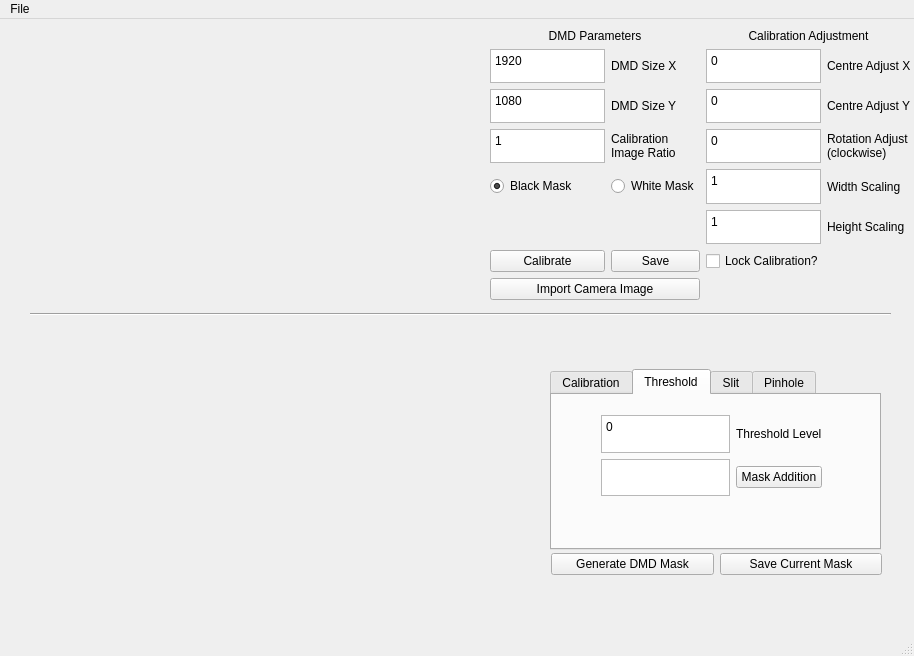
This is appMainWindow.ui in JoeWolf92/DMD-PyCalibration as Qt 5 draws it before an edit. The edited form follows.
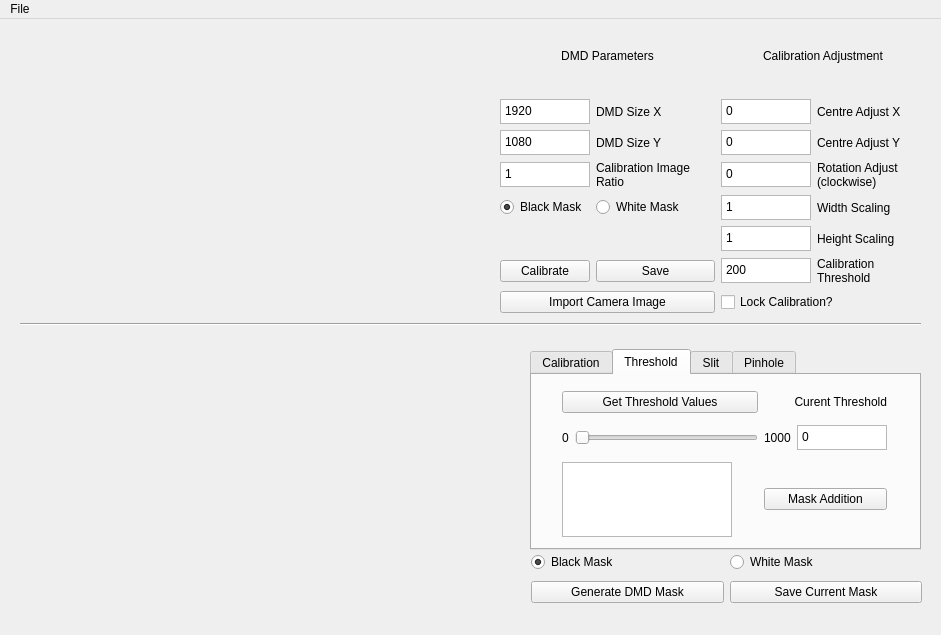
This is the edited form. The open tabs and pages were chosen to show the change. Icons and pictures are not drawn.

Commit message: Calibration and Threshold masks complete

Patch:
```diff
--- a/appMainWindow.ui
+++ b/appMainWindow.ui
@@ -6,8 +6,8 @@
    <rect>
     <x>0</x>
     <y>0</y>
-    <width>914</width>
-    <height>656</height>
+    <width>941</width>
+    <height>635</height>
    </rect>
   </property>
   <property name="sizePolicy">
@@ -26,10 +26,10 @@
    <widget class="QTabWidget" name="tab_MaskFunctionality">
     <property name="geometry">
      <rect>
-      <x>550</x>
-      <y>350</y>
-      <width>331</width>
-      <height>181</height>
+      <x>530</x>
+      <y>330</y>
+      <width>391</width>
+      <height>201</height>
      </rect>
     </property>
     <property name="currentIndex">
@@ -96,32 +96,41 @@
      <widget class="QWidget" name="gridLayoutWidget_4">
       <property name="geometry">
        <rect>
-        <x>49</x>
-        <y>20</y>
-        <width>221</width>
-        <height>81</height>
+        <x>30</x>
+        <y>10</y>
+        <width>325</width>
+        <height>160</height>
        </rect>
       </property>
       <layout class="QGridLayout" name="gridLayout_4">
-       <item row="0" column="0">
-        <widget class="QPlainTextEdit" name="txt_ThresholdLevel">
-         <property name="tabChangesFocus">
-          <bool>true</bool>
+       <item row="2" column="2" colspan="2">
+        <widget class="QPushButton" name="btn_MaskToAdd">
+         <property name="text">
+          <string>Mask Addition</string>
          </property>
-         <property name="plainText">
-          <string>0</string>
-         </property>
         </widget>
        </item>
-       <item row="0" column="1">
-        <widget class="QLabel" name="label_ThresholdLevel">
+       <item row="1" column="2">
+        <widget class="QLabel" name="label_highValueThreshold">
          <property name="text">
-          <string>Threshold Level</string>
+          <string>1000</string>
          </property>
         </widget>
        </item>
-       <item row="1" column="0">
+       <item row="2" column="0" colspan="2">
         <widget class="QPlainTextEdit" name="txt_MaskToAdd">
+         <property name="minimumSize">
+          <size>
+           <width>170</width>
+           <height>75</height>
+          </size>
+         </property>
+         <property name="maximumSize">
+          <size>
+           <width>170</width>
+           <height>75</height>
+          </size>
+         </property>
          <property name="tabChangesFocus">
           <bool>true</bool>
          </property>
@@ -133,10 +142,59 @@
          </property>
         </widget>
        </item>
+       <item row="1" column="0">
+        <widget class="QLabel" name="label_lowValueThreshold">
+         <property name="text">
+          <string>0</string>
+         </property>
+        </widget>
+       </item>
        <item row="1" column="1">
-        <widget class="QPushButton" name="btn_MaskToAdd">
+        <widget class="QSlider" name="slider_thresholdValue">
+         <property name="orientation">
+          <enum>Qt::Horizontal</enum>
+         </property>
+        </widget>
+       </item>
+       <item row="0" column="0" colspan="2">
+        <widget class="QPushButton" name="btn_getThresholdValues">
          <property name="text">
-          <string>Mask Addition</string>
+          <string>Get Threshold Values</string>
+         </property>
+        </widget>
+       </item>
+       <item row="1" column="3">
+        <widget class="QPlainTextEdit" name="txt_currentThreshold">
+         <property name="minimumSize">
+          <size>
+           <width>90</width>
+           <height>25</height>
+          </size>
+         </property>
+         <property name="maximumSize">
+          <size>
+           <width>90</width>
+           <height>25</height>
+          </size>
+         </property>
+         <property name="tabChangesFocus">
+          <bool>true</bool>
+         </property>
+         <property name="plainText">
+          <string>0</string>
+         </property>
+        </widget>
+       </item>
+       <item row="0" column="2" colspan="2">
+        <widget class="QLabel" name="label_ThresholdLevel">
+         <property name="text">
+          <string>Curent Threshold</string>
+         </property>
+         <property name="alignment">
+          <set>Qt::AlignRight|Qt::AlignTrailing|Qt::AlignVCenter</set>
+         </property>
+         <property name="wordWrap">
+          <bool>true</bool>
          </property>
         </widget>
        </item>
@@ -283,9 +341,9 @@
    <widget class="Line" name="line">
     <property name="geometry">
      <rect>
-      <x>30</x>
-      <y>280</y>
-      <width>861</width>
+      <x>20</x>
+      <y>290</y>
+      <width>901</width>
       <height>31</height>
      </rect>
     </property>
@@ -321,25 +379,78 @@
    <widget class="QWidget" name="gridLayoutWidget">
     <property name="geometry">
      <rect>
-      <x>490</x>
-      <y>10</y>
-      <width>421</width>
-      <height>271</height>
+      <x>500</x>
+      <y>0</y>
+      <width>425</width>
+      <height>294</height>
      </rect>
     </property>
     <layout class="QGridLayout" name="gridLayout">
      <property name="spacing">
       <number>-1</number>
      </property>
-     <item row="7" column="0">
+     <item row="7" column="0" colspan="2">
+      <widget class="QPushButton" name="btn_CamImageImport">
+       <property name="text">
+        <string>Import Camera Image</string>
+       </property>
+      </widget>
+     </item>
+     <item row="7" column="2" colspan="2">
+      <widget class="QCheckBox" name="cbox_LockCalibration">
+       <property name="text">
+        <string>Lock Calibration?</string>
+       </property>
+      </widget>
+     </item>
+     <item row="6" column="1">
+      <widget class="QPushButton" name="btn_SaveCalibration">
+       <property name="text">
+        <string>Save</string>
+       </property>
+      </widget>
+     </item>
+     <item row="6" column="0">
       <widget class="QPushButton" name="btn_Calibrate">
        <property name="text">
         <string>Calibrate</string>
        </property>
       </widget>
      </item>
-     <item row="1" column="2" colspan="2">
-      <widget class="QLabel" name="label_2">
+     <item row="5" column="2">
+      <widget class="QPlainTextEdit" name="txt_HeightAdjust">
+       <property name="minimumSize">
+        <size>
+         <width>90</width>
+         <height>25</height>
+        </size>
+       </property>
+       <property name="maximumSize">
+        <size>
+         <width>90</width>
+         <height>25</height>
+        </size>
+       </property>
+       <property name="tabChangesFocus">
+        <bool>true</bool>
+       </property>
+       <property name="plainText">
+        <string>1</string>
+       </property>
+      </widget>
+     </item>
+     <item row="6" column="3">
+      <widget class="QLabel" name="label_CalibrationThreshold">
+       <property name="text">
+        <string>Calibration Threshold</string>
+       </property>
+       <property name="wordWrap">
+        <bool>true</bool>
+       </property>
+      </widget>
+     </item>
+     <item row="0" column="2" colspan="2">
+      <widget class="QLabel" name="label_CalibrationParameters">
        <property name="text">
         <string>Calibration Adjustment</string>
        </property>
@@ -348,31 +459,71 @@
        </property>
       </widget>
      </item>
-     <item row="5" column="0">
-      <widget class="QRadioButton" name="radioButton_BlackMask">
-       <property name="text">
-        <string>Black Mask</string>
+     <item row="6" column="2">
+      <widget class="QPlainTextEdit" name="txt_CalibrationThreshold">
+       <property name="sizePolicy">
+        <sizepolicy hsizetype="Preferred" vsizetype="Preferred">
+         <horstretch>0</horstretch>
+         <verstretch>0</verstretch>
+        </sizepolicy>
        </property>
-       <property name="checked">
-        <bool>true</bool>
+       <property name="minimumSize">
+        <size>
+         <width>90</width>
+         <height>25</height>
+        </size>
        </property>
-       <property name="autoExclusive">
-        <bool>true</bool>
+       <property name="maximumSize">
+        <size>
+         <width>90</width>
+         <height>25</height>
+        </size>
        </property>
-      </widget>
-     </item>
-     <item row="5" column="1">
-      <widget class="QRadioButton" name="radioButton_WhiteMask">
-       <property name="text">
-        <string>White Mask</string>
-       </property>
-       <property name="autoExclusive">
+       <property name="tabChangesFocus">
         <bool>true</bool>
        </property>
+       <property name="plainText">
+        <string>200</string>
+       </property>
       </widget>
      </item>
      <item row="4" column="0">
+      <widget class="QRadioButton" name="radioButton_BlackImageMask">
+       <property name="text">
+        <string>Black Mask</string>
+       </property>
+       <property name="checked">
+        <bool>true</bool>
+       </property>
+       <property name="autoExclusive">
+        <bool>true</bool>
+       </property>
+      </widget>
+     </item>
+     <item row="4" column="1">
+      <widget class="QRadioButton" name="radioButton_WhiteImageMask">
+       <property name="text">
+        <string>White Mask</string>
+       </property>
+       <property name="autoExclusive">
+        <bool>true</bool>
+       </property>
+      </widget>
+     </item>
+     <item row="3" column="0">
       <widget class="QPlainTextEdit" name="txt_DMDCalibrationImageRatio">
+       <property name="minimumSize">
+        <size>
+         <width>90</width>
+         <height>25</height>
+        </size>
+       </property>
+       <property name="maximumSize">
+        <size>
+         <width>90</width>
+         <height>25</height>
+        </size>
+       </property>
        <property name="tabChangesFocus">
         <bool>true</bool>
        </property>
@@ -384,8 +535,20 @@
        </property>
       </widget>
      </item>
-     <item row="4" column="2">
+     <item row="3" column="2">
       <widget class="QPlainTextEdit" name="txt_RotationAdjust">
+       <property name="minimumSize">
+        <size>
+         <width>90</width>
+         <height>25</height>
+        </size>
+       </property>
+       <property name="maximumSize">
+        <size>
+         <width>90</width>
+         <height>25</height>
+        </size>
+       </property>
        <property name="tabChangesFocus">
         <bool>true</bool>
        </property>
@@ -394,39 +557,41 @@
        </property>
       </widget>
      </item>
-     <item row="2" column="3">
+     <item row="1" column="3">
       <widget class="QLabel" name="label_CentreAdjustX">
        <property name="text">
         <string>Centre Adjust X</string>
        </property>
       </widget>
      </item>
-     <item row="6" column="2">
-      <widget class="QPlainTextEdit" name="txt_HeightAdjust">
-       <property name="tabChangesFocus">
-        <bool>true</bool>
-       </property>
-       <property name="plainText">
-        <string>1</string>
-       </property>
-      </widget>
-     </item>
-     <item row="2" column="1">
+     <item row="1" column="1">
       <widget class="QLabel" name="label_DMDSizeX">
        <property name="text">
         <string>DMD Size X</string>
        </property>
       </widget>
      </item>
-     <item row="5" column="3">
+     <item row="4" column="3">
       <widget class="QLabel" name="label_WidthAdjust">
        <property name="text">
         <string>Width Scaling</string>
        </property>
       </widget>
      </item>
-     <item row="3" column="0">
+     <item row="2" column="0">
       <widget class="QPlainTextEdit" name="txt_DMDSizeY">
+       <property name="minimumSize">
+        <size>
+         <width>90</width>
+         <height>25</height>
+        </size>
+       </property>
+       <property name="maximumSize">
+        <size>
+         <width>90</width>
+         <height>25</height>
+        </size>
+       </property>
        <property name="tabChangesFocus">
         <bool>true</bool>
        </property>
@@ -438,7 +603,7 @@
        </property>
       </widget>
      </item>
-     <item row="1" column="0" colspan="2">
+     <item row="0" column="0" colspan="2">
       <widget class="QLabel" name="label_DMDParameters">
        <property name="text">
         <string>DMD Parameters</string>
@@ -448,8 +613,20 @@
        </property>
       </widget>
      </item>
-     <item row="2" column="0">
+     <item row="1" column="0">
       <widget class="QPlainTextEdit" name="txt_DMDSizeX">
+       <property name="minimumSize">
+        <size>
+         <width>90</width>
+         <height>25</height>
+        </size>
+       </property>
+       <property name="maximumSize">
+        <size>
+         <width>90</width>
+         <height>25</height>
+        </size>
+       </property>
        <property name="sizeAdjustPolicy">
         <enum>QAbstractScrollArea::AdjustIgnored</enum>
        </property>
@@ -464,8 +641,20 @@
        </property>
       </widget>
      </item>
-     <item row="5" column="2">
+     <item row="4" column="2">
       <widget class="QPlainTextEdit" name="txt_WidthAdjust">
+       <property name="minimumSize">
+        <size>
+         <width>90</width>
+         <height>25</height>
+        </size>
+       </property>
+       <property name="maximumSize">
+        <size>
+         <width>90</width>
+         <height>25</height>
+        </size>
+       </property>
        <property name="tabChangesFocus">
         <bool>true</bool>
        </property>
@@ -474,14 +663,14 @@
        </property>
       </widget>
      </item>
-     <item row="3" column="3">
+     <item row="2" column="3">
       <widget class="QLabel" name="label_CentreAdjustY">
        <property name="text">
         <string>Centre Adjust Y</string>
        </property>
       </widget>
      </item>
-     <item row="4" column="3">
+     <item row="3" column="3">
       <widget class="QLabel" name="label_RotationAdjust">
        <property name="text">
         <string>Rotation Adjust (clockwise)</string>
@@ -491,8 +680,20 @@
        </property>
       </widget>
      </item>
-     <item row="2" column="2">
+     <item row="1" column="2">
       <widget class="QPlainTextEdit" name="txt_CentreAdjustX">
+       <property name="minimumSize">
+        <size>
+         <width>90</width>
+         <height>25</height>
+        </size>
+       </property>
+       <property name="maximumSize">
+        <size>
+         <width>90</width>
+         <height>25</height>
+        </size>
+       </property>
        <property name="tabChangesFocus">
         <bool>true</bool>
        </property>
@@ -501,14 +702,14 @@
        </property>
       </widget>
      </item>
-     <item row="6" column="3">
+     <item row="5" column="3">
       <widget class="QLabel" name="label_HeightAdjust">
        <property name="text">
         <string>Height Scaling</string>
        </property>
       </widget>
      </item>
-     <item row="4" column="1">
+     <item row="3" column="1">
       <widget class="QLabel" name="label_DMDCalibrationImageRatio">
        <property name="text">
         <string>Calibration Image Ratio</string>
@@ -518,8 +719,20 @@
        </property>
       </widget>
      </item>
-     <item row="3" column="2">
+     <item row="2" column="2">
       <widget class="QPlainTextEdit" name="txt_CentreAdjustY">
+       <property name="minimumSize">
+        <size>
+         <width>90</width>
+         <height>25</height>
+        </size>
+       </property>
+       <property name="maximumSize">
+        <size>
+         <width>90</width>
+         <height>25</height>
+        </size>
+       </property>
        <property name="tabChangesFocus">
         <bool>true</bool>
        </property>
@@ -528,40 +741,19 @@
        </property>
       </widget>
      </item>
-     <item row="3" column="1">
+     <item row="2" column="1">
       <widget class="QLabel" name="label_DMDSizeY">
        <property name="text">
         <string>DMD Size Y</string>
        </property>
       </widget>
      </item>
-     <item row="8" column="0" colspan="2">
-      <widget class="QPushButton" name="btn_CamImageImport">
-       <property name="text">
-        <string>Import Camera Image</string>
-       </property>
-      </widget>
-     </item>
-     <item row="7" column="1">
-      <widget class="QPushButton" name="btn_SaveCalibration">
-       <property name="text">
-        <string>Save</string>
-       </property>
-      </widget>
-     </item>
-     <item row="7" column="2" colspan="2">
-      <widget class="QCheckBox" name="cbox_LockCalibration">
-       <property name="text">
-        <string>Lock Calibration?</string>
-       </property>
-      </widget>
-     </item>
     </layout>
    </widget>
    <widget class="QLabel" name="view_DMDMaskImage">
     <property name="geometry">
      <rect>
-      <x>40</x>
+      <x>20</x>
       <y>320</y>
       <width>480</width>
       <height>270</height>
@@ -586,27 +778,50 @@
    <widget class="QWidget" name="gridLayoutWidget_2">
     <property name="geometry">
      <rect>
-      <x>551</x>
+      <x>531</x>
       <y>530</y>
-      <width>331</width>
-      <height>31</height>
+      <width>391</width>
+      <height>58</height>
      </rect>
     </property>
     <layout class="QGridLayout" name="gridLayout_2">
-     <item row="0" column="2" colspan="2">
+     <item row="1" column="2" colspan="2">
       <widget class="QPushButton" name="btn_DMDMaskSave">
        <property name="text">
         <string>Save Current Mask</string>
        </property>
       </widget>
      </item>
-     <item row="0" column="0" colspan="2">
+     <item row="1" column="0" colspan="2">
       <widget class="QPushButton" name="btn_DMDMaskGen">
        <property name="text">
         <string>Generate DMD Mask</string>
        </property>
       </widget>
      </item>
+     <item row="0" column="0" colspan="2">
+      <widget class="QRadioButton" name="radioButton_BlackDMDMask">
+       <property name="text">
+        <string>Black Mask</string>
+       </property>
+       <property name="checked">
+        <bool>true</bool>
+       </property>
+       <property name="autoExclusive">
+        <bool>true</bool>
+       </property>
+      </widget>
+     </item>
+     <item row="0" column="2" colspan="2">
+      <widget class="QRadioButton" name="radioButton_WhiteDMDMask">
+       <property name="text">
+        <string>White Mask</string>
+       </property>
+       <property name="autoExclusive">
+        <bool>true</bool>
+       </property>
+      </widget>
+     </item>
     </layout>
    </widget>
   </widget>
@@ -615,7 +830,7 @@
     <rect>
      <x>0</x>
      <y>0</y>
-     <width>914</width>
+     <width>941</width>
      <height>22</height>
     </rect>
    </property>
@@ -629,7 +844,6 @@
    </widget>
    <addaction name="menuFile"/>
   </widget>
-  <widget class="QStatusBar" name="statusbar"/>
   <action name="actionLoad_Calibration">
    <property name="text">
     <string>Load Calibration</string>
```
Left out of the diff: 290 changed lines with no effect on the pictures. The commit also changes 10 other files.
